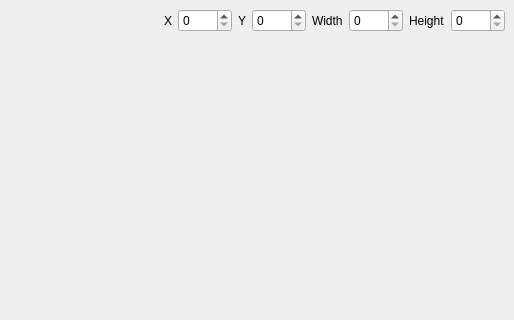
First picture: the form in mainwindow.ui, repository Kumazuma/QTWebpCam, before the edit; both pictures show x 144 to 658 and y 0 to 320 of the 658 by 440 pixel window.
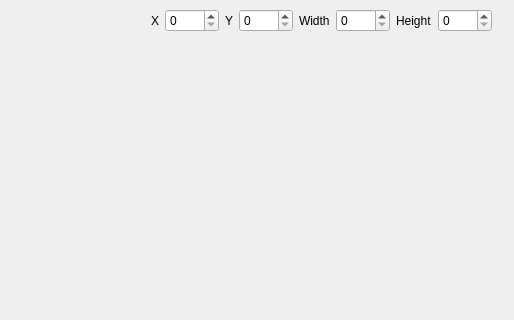
Second picture: the form after the edit.

The edit to the form file:
```diff
--- a/mainwindow.ui
+++ b/mainwindow.ui
@@ -107,6 +107,13 @@
         </property>
        </widget>
       </item>
+      <item>
+       <widget class="QLabel" name="lblState">
+        <property name="text">
+         <string/>
+        </property>
+       </widget>
+      </item>
      </layout>
     </item>
     <item>
```
